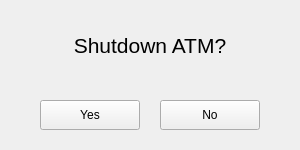
This is lib_gui/initial_screen/exit_widget.ui in v-str/ATM-North-Star as Qt 5 draws it before an edit. The edited form follows.
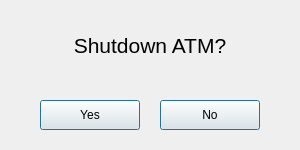
This is the edited form.

Commit message: Add keyboard control of widget

Diff of the .ui file:
```diff
--- a/lib_gui/initial_screen/exit_widget.ui
+++ b/lib_gui/initial_screen/exit_widget.ui
@@ -32,6 +32,12 @@
    <property name="text">
     <string>Yes</string>
    </property>
+   <property name="autoDefault">
+    <bool>true</bool>
+   </property>
+   <property name="default">
+    <bool>true</bool>
+   </property>
   </widget>
   <widget class="QPushButton" name="button_no">
    <property name="geometry">
@@ -48,6 +54,12 @@
    <property name="text">
     <string>No</string>
    </property>
+   <property name="autoDefault">
+    <bool>true</bool>
+   </property>
+   <property name="default">
+    <bool>true</bool>
+   </property>
   </widget>
   <widget class="QLabel" name="message_screen">
    <property name="geometry">
```
